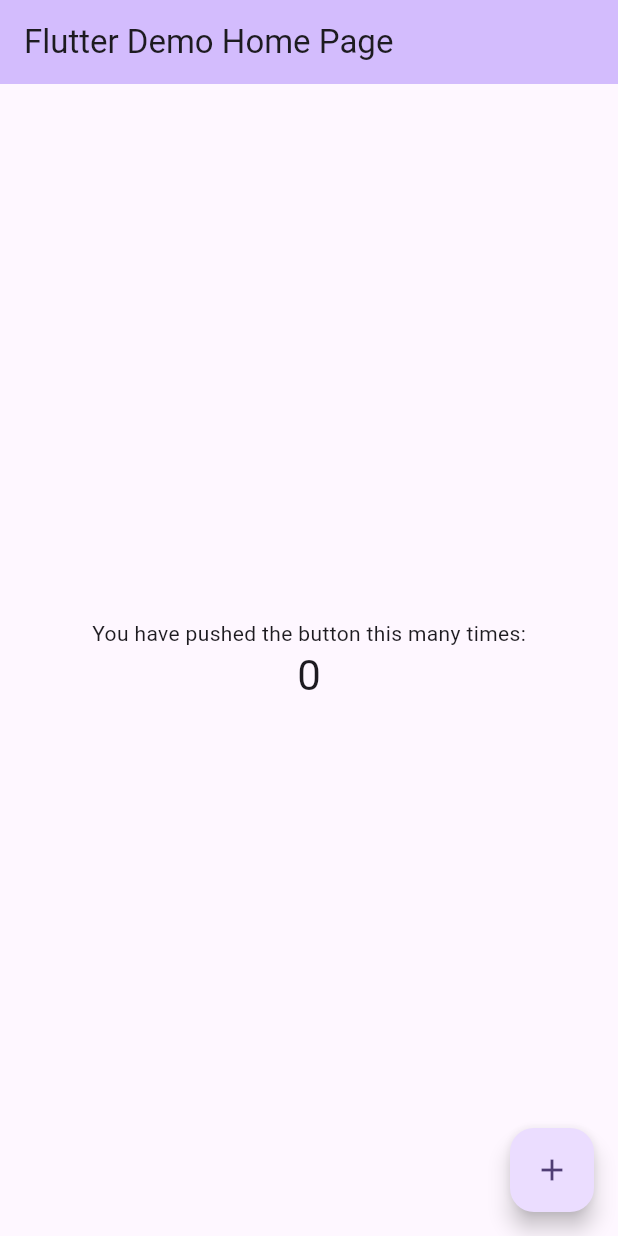
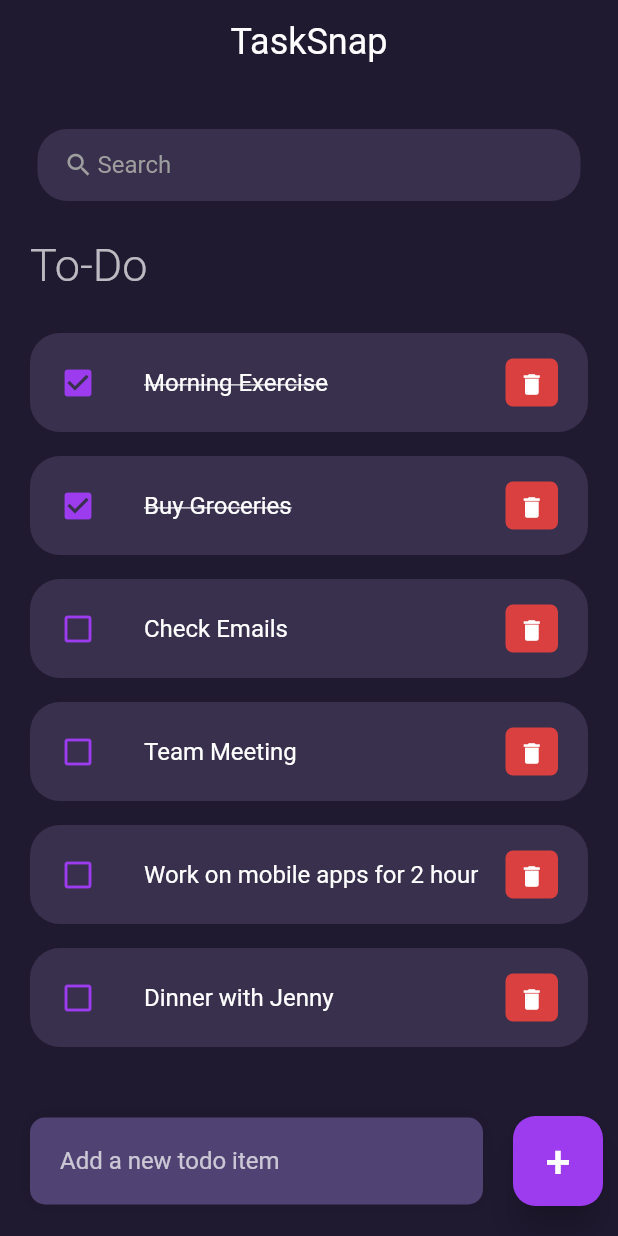
Before and after one commit to PixelarRio/todos_app, a Flutter app: the screen it shows after launch, on a phone screen of 412 x 824 dp. Run offline on Flutter 3.47's test engine with Material 2 defaults, Android fonts, the phone set to English and light mode, and no system bars.

```diff
--- /dev/null
+++ b/lib/constants/colors.dart
@@ -0,0 +1,9 @@
+import 'package:flutter/material.dart';
+
+const Color tdRed = Color(0xFFDA4040);
+const Color tdBlue = Color(0xFF9C3CEE);
+
+const Color tdBlack = Color(0xFF3A3A3A);
+const Color tdGrey = Color(0xFF717171);
+
+const Color tdBGColor = Color(0xFF201A31);
--- a/lib/main.dart
+++ b/lib/main.dart
@@ -1,4 +1,6 @@
 import 'package:flutter/material.dart';
+import 'package:flutter/services.dart';
+import 'package:todos_app/screens/home_screen.dart';
 
 void main() {
   runApp(const MyApp());
@@ -10,116 +12,19 @@ class MyApp extends StatelessWidget {
   // This widget is the root of your application.
   @override
   Widget build(BuildContext context) {
+    SystemChrome.setSystemUIOverlayStyle(const SystemUiOverlayStyle(statusBarColor: Colors.transparent));
     return MaterialApp(
-      title: 'Flutter Demo',
+      debugShowCheckedModeBanner: false,
+
+      title: 'ToDos Application',
       theme: ThemeData(
-        // This is the theme of your application.
-        //
-        // TRY THIS: Try running your application with "flutter run". You'll see
-        // the application has a blue toolbar. Then, without quitting the app,
-        // try changing the seedColor in the colorScheme below to Colors.green
-        // and then invoke "hot reload" (save your changes or press the "hot
-        // reload" button in a Flutter-supported IDE, or press "r" if you used
-        // the command line to start the app).
-        //
-        // Notice that the counter didn't reset back to zero; the application
-        // state is not lost during the reload. To reset the state, use hot
-        // restart instead.
-        //
-        // This works for code too, not just values: Most code changes can be
-        // tested with just a hot reload.
         colorScheme: ColorScheme.fromSeed(seedColor: Colors.deepPurple),
-        useMaterial3: true,
+        textTheme:  TextTheme(
+          subtitle1: TextStyle(color: Colors.white)
+        ),
+
       ),
-      home: const MyHomePage(title: 'Flutter Demo Home Page'),
+      home:  HomeScreen(),
     );
   }
 }
-
-class MyHomePage extends StatefulWidget {
-  const MyHomePage({super.key, required this.title});
-
-  // This widget is the home page of your application. It is stateful, meaning
-  // that it has a State object (defined below) that contains fields that affect
-  // how it looks.
-
-  // This class is the configuration for the state. It holds the values (in this
-  // case the title) provided by the parent (in this case the App widget) and
-  // used by the build method of the State. Fields in a Widget subclass are
-  // always marked "final".
-
-  final String title;
-
-  @override
-  State<MyHomePage> createState() => _MyHomePageState();
-}
-
-class _MyHomePageState extends State<MyHomePage> {
-  int _counter = 0;
-
-  void _incrementCounter() {
-    setState(() {
-      // This call to setState tells the Flutter framework that something has
-      // changed in this State, which causes it to rerun the build method below
-      // so that the display can reflect the updated values. If we changed
-      // _counter without calling setState(), then the build method would not be
-      // called again, and so nothing would appear to happen.
-      _counter++;
-    });
-  }
-
-  @override
-  Widget build(BuildContext context) {
-    // This method is rerun every time setState is called, for instance as done
-    // by the _incrementCounter method above.
-    //
-    // The Flutter framework has been optimized to make rerunning build methods
-    // fast, so that you can just rebuild anything that needs updating rather
-    // than having to individually change instances of widgets.
-    return Scaffold(
-      appBar: AppBar(
-        // TRY THIS: Try changing the color here to a specific color (to
-        // Colors.amber, perhaps?) and trigger a hot reload to see the AppBar
-        // change color while the other colors stay the same.
-        backgroundColor: Theme.of(context).colorScheme.inversePrimary,
-        // Here we take the value from the MyHomePage object that was created by
-        // the App.build method, and use it to set our appbar title.
-        title: Text(widget.title),
-      ),
-      body: Center(
-        // Center is a layout widget. It takes a single child and positions it
-        // in the middle of the parent.
-        child: Column(
-          // Column is also a layout widget. It takes a list of children and
-          // arranges them vertically. By default, it sizes itself to fit its
-          // children horizontally, and tries to be as tall as its parent.
-          //
-          // Column has various properties to control how it sizes itself and
-          // how it positions its children. Here we use mainAxisAlignment to
-          // center the children vertically; the main axis here is the vertical
-          // axis because Columns are vertical (the cross axis would be
-          // horizontal).
-          //
-          // TRY THIS: Invoke "debug painting" (choose the "Toggle Debug Paint"
-          // action in the IDE, or press "p" in the console), to see the
-          // wireframe for each widget.
-          mainAxisAlignment: MainAxisAlignment.center,
-          children: <Widget>[
-            const Text(
-              'You have pushed the button this many times:',
-            ),
-            Text(
-              '$_counter',
-              style: Theme.of(context).textTheme.headlineMedium,
-            ),
-          ],
-        ),
-      ),
-      floatingActionButton: FloatingActionButton(
-        onPressed: _incrementCounter,
-        tooltip: 'Increment',
-        child: const Icon(Icons.add),
-      ), // This trailing comma makes auto-formatting nicer for build methods.
-    );
-  }
-}
--- /dev/null
+++ b/lib/models/todo.dart
@@ -0,0 +1,22 @@
+class ToDo{
+  String? id;
+  String? todoText;
+  bool isDone;
+
+  ToDo({
+    required this.id,
+    required this.todoText,
+    this.isDone = false,
+
+});
+  static List<ToDo> todoList(){
+    return[
+      ToDo(id: '01', todoText: 'Morning Exercise', isDone: true ),
+      ToDo(id: '02', todoText: 'Buy Groceries', isDone: true ),
+      ToDo(id: '03', todoText: 'Check Emails', ),
+      ToDo(id: '04', todoText: 'Team Meeting', ),
+      ToDo(id: '05', todoText: 'Work on mobile apps for 2 hour', ),
+      ToDo(id: '06', todoText: 'Dinner with Jenny', ),
+    ];
+  }
+}
--- /dev/null
+++ b/lib/screens/home_screen.dart
@@ -0,0 +1,199 @@
+import 'package:flutter/material.dart';
+import 'package:todos_app/constants/colors.dart';
+import 'package:todos_app/widgets/todo_item.dart';
+
+import '../models/todo.dart';
+
+
+class HomeScreen extends StatefulWidget{
+   HomeScreen({super.key});
+
+  @override
+  State<HomeScreen> createState() => _HomeScreenState();
+}
+
+class _HomeScreenState extends State<HomeScreen> {
+  final todoList = ToDo.todoList();
+  final _todoController  = TextEditingController();
+  List<ToDo> _foundToDo=[];
+
+  @override
+  void initState() {
+    _foundToDo = todoList;
+    super.initState();
+  }
+
+  @override
+  Widget build(BuildContext context) {
+    return Scaffold(
+      backgroundColor: tdBGColor,
+      appBar: _buildAppBar(),
+      body: Stack(
+        children: [
+          Container(
+          padding: const EdgeInsets.symmetric(horizontal: 20,vertical: 30),
+          child: Column(
+            children: [
+              searchBox(),
+              Expanded(
+                child: ListView(
+                  children: [
+                    Container(
+                      margin:  const EdgeInsets.only(top: 25,bottom: 20),
+                      child: const Text("To-Do",style: TextStyle(fontSize: 30,fontWeight: FontWeight.w300,
+                      color: Colors.white70),),
+                    ),
+
+                    for (ToDo todo in _foundToDo)
+                      ToDoItem(todo: todo,
+                        onToDoChanged: _handleToDoChange,
+                        onDeleteItem: _deleteToDoItem,
+                      ),
+                  ],
+                ),
+              )
+            ],
+          ),
+          ),
+          Align(
+            alignment: Alignment.bottomCenter,
+            child: Row(
+              children: [
+                Expanded(child: Container(
+                  margin: const EdgeInsets.only(bottom: 20,right: 20,left: 20),
+                  padding: const EdgeInsets.symmetric(horizontal: 20,vertical: 5),
+                  decoration: BoxDecoration(
+                    color: const Color(0xFF504373),
+                    boxShadow: const [BoxShadow(
+                      color: Colors.black12,offset: Offset(0.0,0.0),
+                      blurRadius: 10.0,
+                      spreadRadius: 0.0
+                    ),],
+                    borderRadius: BorderRadius.circular(10),
+                  ),
+                  child: TextField(
+                    controller: _todoController,
+
+
+                    decoration:  const InputDecoration(
+                      hintText: "Add a new todo item",
+                      hintStyle: TextStyle(color: Colors.white70),
+
+                      border: InputBorder.none,
+
+
+                      ),
+                    ),
+                  ),
+                ),
+                Container(
+                  margin: const EdgeInsets.only(
+                    bottom: 20,
+                    right: 10
+                  ),
+
+
+                  child: ElevatedButton(
+                    onPressed: (){
+                      _addToDoItem(_todoController.text);
+                    },
+                    style: ElevatedButton.styleFrom(
+                      shape: RoundedRectangleBorder(
+                        borderRadius: BorderRadius.circular(15)
+                      ),
+                      backgroundColor: tdBlue,
+                      elevation: 10,
+                      minimumSize: Size(60,60),
+
+                    ),
+                    child: const Text("+",style: TextStyle(fontSize: 30,color: Colors.white)),
+
+                  ),
+                )
+              ],
+            ),
+          )
+        ],
+
+      )
+    );
+  }
+
+   void _handleToDoChange(ToDo todo){
+    setState(() {
+      todo.isDone = !todo.isDone;
+    });
+   }
+
+   void _deleteToDoItem(String id){
+    setState(() {
+      todoList.removeWhere((item) => item.id == id);
+
+    });
+
+   }
+
+   void _addToDoItem(String toDo){
+    setState(() {
+      todoList.add(ToDo(id: DateTime.now().millisecondsSinceEpoch.toString(), todoText: toDo));
+    });
+    _todoController.clear();
+   }
+
+   void _runFilter(String enteredKeyword){
+    List<ToDo> results = [];
+
+    if(enteredKeyword.isEmpty){
+      results=todoList;
+    }
+    else{
+      results = todoList.where((item) => item.todoText!.toLowerCase().contains(enteredKeyword.toLowerCase())).toList();
+    }
+    setState(() {
+      _foundToDo = results;
+    });
+   }
+
+   Widget searchBox(){
+     return Container(
+       padding: const EdgeInsets.symmetric(horizontal: 5),
+       child: Column(
+         children: [
+           Container(
+             padding: const EdgeInsets.symmetric(horizontal: 15),
+             decoration: BoxDecoration(
+                 color: Color(0xFF38304D),
+                 borderRadius: BorderRadius.circular(20)
+             ),
+             child:  TextField(
+               onChanged: (value)=>_runFilter(value),
+               decoration: const InputDecoration(
+                   contentPadding: EdgeInsets.all(0),
+                   prefixIcon: Icon(Icons.search,color: Colors.grey,size: 20,
+                   ),
+                   prefixIconConstraints: BoxConstraints(maxHeight: 20,minWidth: 25),
+                   border: InputBorder.none,
+                   hintText: "Search",
+                   hintStyle: TextStyle(color: Colors.grey)
+               ),
+
+             ),
+           )
+         ],
+       ),
+     );
+   }
+
+   AppBar _buildAppBar(){
+     return AppBar(
+       backgroundColor: tdBGColor,
+       elevation: 0,
+       title: const Text("TaskSnap",style: TextStyle(
+         fontSize: 24,
+         fontWeight: FontWeight.w400,
+         color: Colors.white
+       ),),
+       centerTitle: true,
+     );
+   }
+}
--- /dev/null
+++ b/lib/widgets/todo_item.dart
@@ -0,0 +1,60 @@
+import 'package:flutter/material.dart';
+import 'package:todos_app/constants/colors.dart';
+
+import '../models/todo.dart';
+
+class ToDoItem extends StatelessWidget {
+  final ToDo todo;
+  final onToDoChanged;
+  final onDeleteItem;
+
+   ToDoItem({Key?key, required this.todo, this.onToDoChanged, this.onDeleteItem}):super(key:key);
+
+
+  @override
+  Widget build(BuildContext context) {
+    return Container(
+margin: EdgeInsets.symmetric(vertical: 8),
+      child: ListTile(
+        onTap: () {
+          onToDoChanged(todo);
+        },
+        shape: RoundedRectangleBorder(borderRadius: BorderRadius.circular(20),
+        ),
+        contentPadding: EdgeInsets.symmetric(horizontal: 20,vertical: 5),
+        tileColor: Color(0xFF38304D),
+        leading: Icon(
+          todo.isDone? Icons.check_box:Icons.check_box_outline_blank,
+          color: tdBlue,
+        ),
+        title: Text(
+          todo.todoText!,
+          style: TextStyle(
+              fontSize: 16,
+              color: Colors.white,
+              decoration: todo.isDone? TextDecoration.lineThrough:null,
+          decorationColor: Colors.white),
+        ),
+        trailing: Container(
+          padding: EdgeInsets.all(0),
+          margin: EdgeInsets.symmetric(vertical: 12),
+
+          height: 35,
+            width: 35,
+          decoration: BoxDecoration(
+            color: tdRed,
+            borderRadius: BorderRadius.circular(5)
+          ),
+          child: IconButton(onPressed: (){
+            onDeleteItem(todo.id);
+          },
+              icon: const Icon(Icons.delete),
+              color: Colors.white,
+              iconSize: 18,
+          ),
+
+        ),
+      ),
+    );
+  }
+}
```
